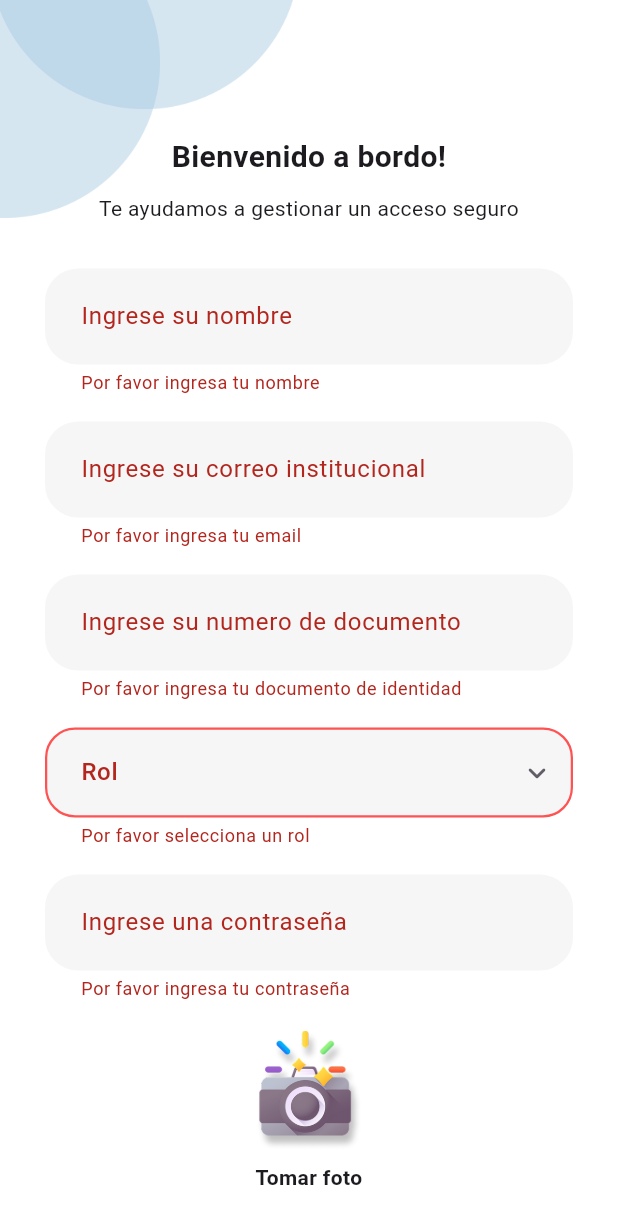
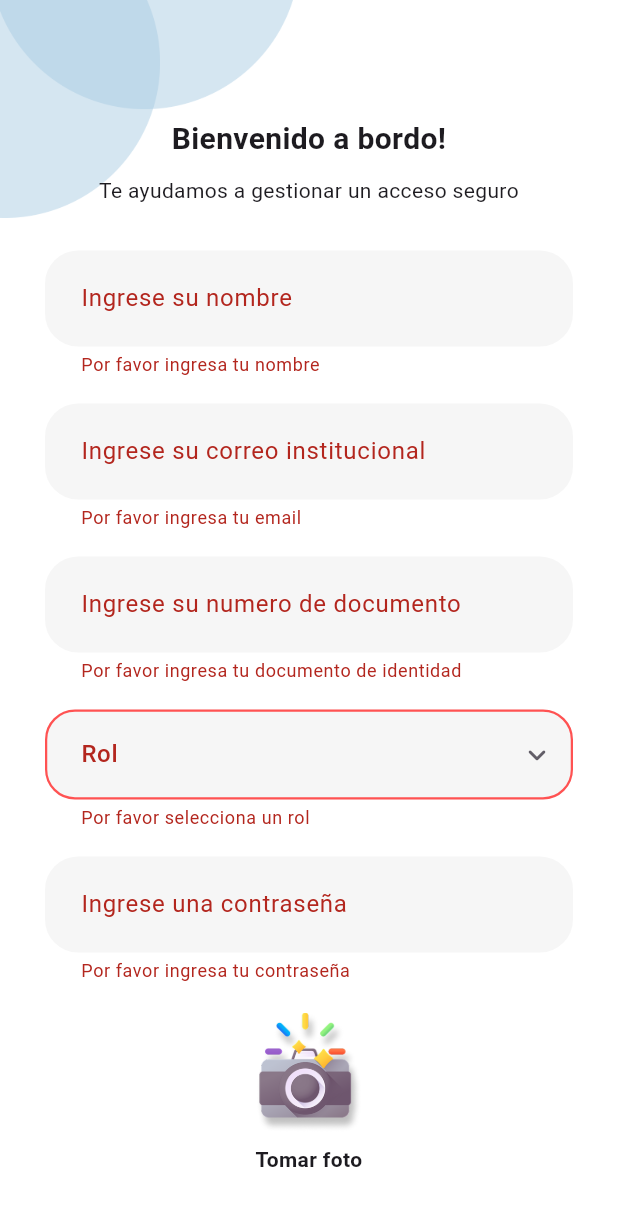
Before and after one commit to tatanardila99/recognitionApp, a Flutter app: the FaceIdSignUp screen opened by its route, after a tap on "Registrate", on a phone screen of 412 x 824 dp. Shown: the top 1224 px of the screen. Run offline on Flutter 3.47's test engine with Material 3 defaults, Android fonts, the phone set to English and light mode, and no system bars; our stand-ins replace camera, flutter_styled_toast, google_fonts, shared_preferences; missing offline and left inert: face_camera, google_ml_kit; accounts and stored records are empty.

Commit message:
Update > Screens

```diff
--- a/lib/screens/face_id_sign_up.dart
+++ b/lib/screens/face_id_sign_up.dart
@@ -11,7 +11,7 @@
 
   @override
   Widget build(BuildContext context) {
-    return Scaffold(backgroundColor: Colors.white, body: MyForm());
+    return const Scaffold(backgroundColor: Colors.white, body: MyForm());
   }
 }
 
@@ -46,7 +46,6 @@
       defaultCameraLens: CameraLens.front,
       onCapture: (File? image) async {
         if (image != null) {
-
           _cameraController?.stopImageStream();
 
           final confirm = await Navigator.push<bool>(
@@ -77,11 +76,7 @@
       onFaceDetected: (Face? face) {
         if (_isCameraActive) {
           setState(() {
-            if (face == null) {
-              _cameraMessage = 'Centra tu rostro en el recuadro';
-            } else {
-              _cameraMessage = 'Rostro detectado!';
-            }
+            _cameraMessage = face == null ? 'Centra tu rostro en el recuadro' : 'Rostro detectado!';
           });
         }
       },
@@ -101,7 +96,53 @@
     });
     if (_cameraController != null) {
       _cameraController!.startImageStream();
+      _showCameraDialog();
     }
+  }
+
+  void _showCameraDialog() {
+    showDialog(
+      context: context,
+      barrierDismissible: false,
+      builder: (BuildContext ctx) {
+        return Dialog(
+          backgroundColor: Colors.transparent,
+          insetPadding: const EdgeInsets.all(16),
+          child: Container(
+            decoration: BoxDecoration(
+              color: Colors.white,
+              borderRadius: BorderRadius.circular(20),
+            ),
+            padding: const EdgeInsets.all(16),
+            child: Stack(
+              children: [
+                ClipRRect(
+                  borderRadius: BorderRadius.circular(16),
+                  child: AspectRatio(
+                    aspectRatio: 3 / 4,
+                    child: SmartFaceCamera(
+                      controller: _cameraController!,
+                      message: "Centra tu rostro en el recuadro",
+                    ),
+                  ),
+                ),
+                Positioned(
+                  top: 8,
+                  right: 8,
+                  child: IconButton(
+                    icon: const Icon(Icons.close, color: Colors.redAccent),
+                    onPressed: () {
+                      _cameraController?.stopImageStream();
+                      Navigator.of(ctx).pop();
+                    },
+                  ),
+                ),
+              ],
+            ),
+          ),
+        );
+      },
+    );
   }
 
   @override
@@ -122,171 +163,114 @@
               key: _formKey,
               child: ListView(
                 children: <Widget>[
-                  SizedBox(height: 60),
-                  Text(
+                  const SizedBox(height: 48),
+                  const Text(
                     "Bienvenido a bordo!",
                     style: TextStyle(fontWeight: FontWeight.w600, fontSize: 20),
                     textAlign: TextAlign.center,
                   ),
-                  SizedBox(height: 10),
-                  Text(
+                  const SizedBox(height: 10),
+                  const Text(
                     "Te ayudamos a gestionar un acceso seguro",
                     style: TextStyle(fontWeight: FontWeight.w400, fontSize: 14),
                     textAlign: TextAlign.center,
                   ),
-                  SizedBox(height: 30),
+                  const SizedBox(height: 30),
                   TextFormField(
                     controller: _nameController,
                     decoration: InputDecoration(
-                      contentPadding: EdgeInsets.symmetric(
-                        horizontal: 20.0,
-                        vertical: 20.0,
-                      ),
+                      contentPadding: const EdgeInsets.symmetric(horizontal: 20.0, vertical: 20.0),
                       border: OutlineInputBorder(
                         borderRadius: BorderRadius.circular(22.0),
                         borderSide: BorderSide.none,
                       ),
                       filled: true,
-                      fillColor: Color(0xFFF6F6F6),
+                      fillColor: const Color(0xFFF6F6F6),
                       labelText: 'Ingrese su nombre',
                     ),
-                    validator: (value) {
-                      if (value == null || value.isEmpty) {
-                        return 'Por favor ingresa tu nombre';
-                      }
-                      return null;
-                    },
+                    validator: (value) => value == null || value.isEmpty ? 'Por favor ingresa tu nombre' : null,
                   ),
-                  SizedBox(height: 18),
+                  const SizedBox(height: 18),
                   TextFormField(
                     controller: _emailController,
                     decoration: InputDecoration(
-                      contentPadding: EdgeInsets.symmetric(
-                        horizontal: 20.0,
-                        vertical: 20.0,
-                      ),
+                      contentPadding: const EdgeInsets.symmetric(horizontal: 20.0, vertical: 20.0),
                       border: OutlineInputBorder(
                         borderRadius: BorderRadius.circular(22.0),
                         borderSide: BorderSide.none,
                       ),
                       filled: true,
-                      fillColor: Color(0xFFF6F6F6),
+                      fillColor: const Color(0xFFF6F6F6),
                       labelText: 'Ingrese su correo institucional',
                     ),
-                    validator: (value) {
-                      if (value == null || value.isEmpty) {
-                        return 'Por favor ingresa tu email';
-                      }
-                      return null;
-                    },
+                    validator: (value) => value == null || value.isEmpty ? 'Por favor ingresa tu email' : null,
                   ),
-                  SizedBox(height: 18),
+                  const SizedBox(height: 18),
                   TextFormField(
                     controller: _documentController,
                     decoration: InputDecoration(
-                      contentPadding: EdgeInsets.symmetric(
-                        horizontal: 20.0,
-                        vertical: 20.0,
-                      ),
+                      contentPadding: const EdgeInsets.symmetric(horizontal: 20.0, vertical: 20.0),
                       border: OutlineInputBorder(
                         borderRadius: BorderRadius.circular(22.0),
                         borderSide: BorderSide.none,
                       ),
                       filled: true,
-                      fillColor: Color(0xFFF6F6F6),
+                      fillColor: const Color(0xFFF6F6F6),
                       labelText: 'Ingrese su numero de documento',
                     ),
-                    validator: (value) {
-                      if (value == null || value.isEmpty) {
-                        return 'Por favor ingresa tu documento de identidad';
-                      }
-                      return null;
-                    },
+                    validator: (value) => value == null || value.isEmpty ? 'Por favor ingresa tu documento de identidad' : null,
                   ),
-                  SizedBox(height: 18),
-
+                  const SizedBox(height: 18),
                   DropdownButtonFormField<String>(
                     decoration: InputDecoration(
                       labelText: 'Rol',
-                      labelStyle: TextStyle(
-                        fontSize: 16,
-                        fontWeight: FontWeight.w500,
-                      ),
+                      labelStyle: const TextStyle(fontSize: 16, fontWeight: FontWeight.w500),
                       filled: true,
                       fillColor: const Color(0xFFF6F6F6),
-                      contentPadding: EdgeInsets.symmetric(
-                        horizontal: 20,
-                        vertical: 18,
-                      ),
-                      enabledBorder: OutlineInputBorder(
-                        borderRadius: BorderRadius.circular(20),
-                      ),
+                      contentPadding: const EdgeInsets.symmetric(horizontal: 20, vertical: 18),
+                      enabledBorder: OutlineInputBorder(borderRadius: BorderRadius.circular(20)),
                       focusedBorder: OutlineInputBorder(
                         borderRadius: BorderRadius.circular(20),
-                        borderSide: BorderSide(width: 1.5),
+                        borderSide: const BorderSide(width: 1.5),
                       ),
                       errorBorder: OutlineInputBorder(
                         borderRadius: BorderRadius.circular(20),
-                        borderSide: BorderSide(
-                          color: Colors.redAccent,
-                          width: 1.5,
-                        ),
+                        borderSide: const BorderSide(color: Colors.redAccent, width: 1.5),
                       ),
                     ),
                     dropdownColor: Colors.white,
-                    icon: Icon(
-                      Icons.keyboard_arrow_down_rounded,
-                      color: const Color.fromARGB(255, 98, 94, 104),
-                    ),
+                    icon: const Icon(Icons.keyboard_arrow_down_rounded, color: Color.fromARGB(255, 98, 94, 104)),
                     borderRadius: BorderRadius.circular(20),
                     value: _selectedRol,
-                    items:
-                        _roles.map((String rol) {
+                    items: _roles.map((String rol) {
                       return DropdownMenuItem<String>(
                         value: rol,
                         child: Text(
                           rol[0].toUpperCase() + rol.substring(1),
-                              style: TextStyle(fontSize: 16),
+                          style: const TextStyle(fontSize: 16),
                         ),
                       );
                     }).toList(),
-                    onChanged: (String? newValue) {
-                      setState(() {
-                        _selectedRol = newValue;
-                      });
-                    },
-                    validator:
-                        (value) =>
-                            value == null || value.isEmpty
-                                ? 'Por favor selecciona un rol'
-                                : null,
+                    onChanged: (String? newValue) => setState(() => _selectedRol = newValue),
+                    validator: (value) => value == null || value.isEmpty ? 'Por favor selecciona un rol' : null,
                   ),
-
-                  SizedBox(height: 18),
+                  const SizedBox(height: 18),
                   TextFormField(
                     controller: _passwordController,
                     decoration: InputDecoration(
-                      contentPadding: EdgeInsets.symmetric(
-                        horizontal: 20.0,
-                        vertical: 20.0,
-                      ),
+                      contentPadding: const EdgeInsets.symmetric(horizontal: 20.0, vertical: 20.0),
                       border: OutlineInputBorder(
                         borderRadius: BorderRadius.circular(22.0),
                         borderSide: BorderSide.none,
                       ),
                       filled: true,
-                      fillColor: Color(0xFFF6F6F6),
+                      fillColor: const Color(0xFFF6F6F6),
                       labelText: 'Ingrese una contraseña',
                     ),
                     obscureText: true,
-                    validator: (value) {
-                      if (value == null || value.isEmpty) {
-                        return 'Por favor ingresa tu contraseña';
-                      }
-                      return null;
-                    },
+                    validator: (value) => value == null || value.isEmpty ? 'Por favor ingresa tu contraseña' : null,
                   ),
-                  SizedBox(height: 20),
+                  const SizedBox(height: 20),
                   Column(
                     children: [
                       GestureDetector(
@@ -294,7 +278,7 @@
                         child: Container(
                           width: 80,
                           height: 80,
-                          decoration: BoxDecoration(
+                          decoration: const BoxDecoration(
                             shape: BoxShape.rectangle,
                             image: DecorationImage(
                               image: AssetImage('assets/camera.png'),
@@ -313,42 +297,30 @@
                       style: const TextStyle(fontSize: 14, fontWeight: FontWeight.bold),
                     ),
                   ),
-                  SizedBox(height: 40),
+                  const SizedBox(height: 40),
                   Column(
                     children: [
                       ElevatedButton(
                         style: ElevatedButton.styleFrom(
                           backgroundColor: const Color(0xFF899DD9),
-                          padding: const EdgeInsets.symmetric(
-                            vertical: 13.0,
-                            horizontal: 100.0,
-                          ),
-                          shape: RoundedRectangleBorder(
-                            borderRadius: BorderRadius.circular(10.0),
-                          ),
+                          padding: const EdgeInsets.symmetric(vertical: 13.0, horizontal: 100.0),
+                          shape: RoundedRectangleBorder(borderRadius: BorderRadius.circular(10.0)),
                         ),
                         onPressed: () async {
-                          if (_formKey.currentState!.validate() &&
-                              _capturedFace != null) {
+                          if (_formKey.currentState!.validate() && _capturedFace != null) {
                             final String name = _nameController.text;
                             final String email = _emailController.text;
                             final String password = _passwordController.text;
                             final String document = _documentController.text;
 
-                            bool success = await _backendService
-                                .sendDataRegister(
-                                  name,
-                                  email,
-                                  password,
-                                  document,
-                                  _selectedRol!,
-                                  _capturedFace,
+                            bool success = await _backendService.sendDataRegister(
+                              name, email, password, document, _selectedRol!, _capturedFace,
                             );
 
                             if (success) {
-                              Navigator.push(context, (MaterialPageRoute(builder: (context) => const LoginPage())));
+                              Navigator.push(context, MaterialPageRoute(builder: (context) => const LoginPage()));
                             } else {
-                              // show message
+                              // mostrar error si es necesario
                             }
                           }
                         },
@@ -359,22 +331,17 @@
                       ),
                     ],
                   ),
-                  SizedBox(height: 20),
+                  const SizedBox(height: 20),
                   Row(
                     mainAxisAlignment: MainAxisAlignment.center,
                     children: [
-                      Text('¿Ya tiene una cuenta?  '),
+                      const Text('¿Ya tiene una cuenta?  '),
                       InkWell(
-                        child: Text(
+                        child: const Text(
                           'Iniciar sesión',
-                          style: TextStyle(
-                            color: Color(0xFF50C2C9),
-                            fontWeight: FontWeight.bold,
+                          style: TextStyle(color: Color(0xFF50C2C9), fontWeight: FontWeight.bold),
                         ),
-                        ),
-                        onTap: () {
-                          Navigator.pushNamed(context, '/sign');
-                        },
+                        onTap: () => Navigator.pushNamed(context, '/sign'),
                       ),
                     ],
                   ),
@@ -382,17 +349,6 @@
               ),
             ),
           ),
-          if (_isCameraActive && _cameraController != null)
-            Positioned(
-              top: 100,
-              bottom: 0,
-              left: 0,
-              right: 0,
-              child: SmartFaceCamera(
-                controller: _cameraController!,
-                message: "Centra tu rostro en el recuadro",
-              ),
-            ),
         ],
       ),
     );
```
Also changed, not shown: lib/screens/teacher/dialog.dart (+3 -7 lines), lib/screens/teacher/home_professor.dart (+7 -9 lines). Lines whose indentation alone changed are shown as unchanged.
